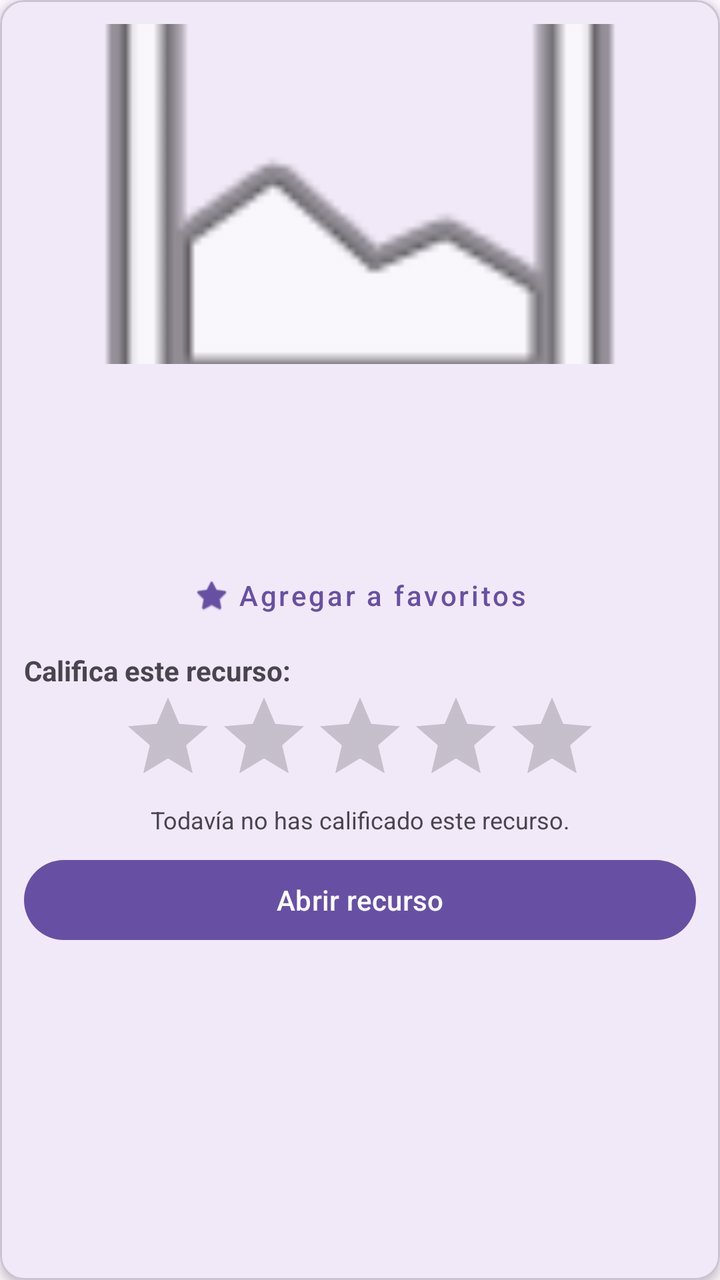
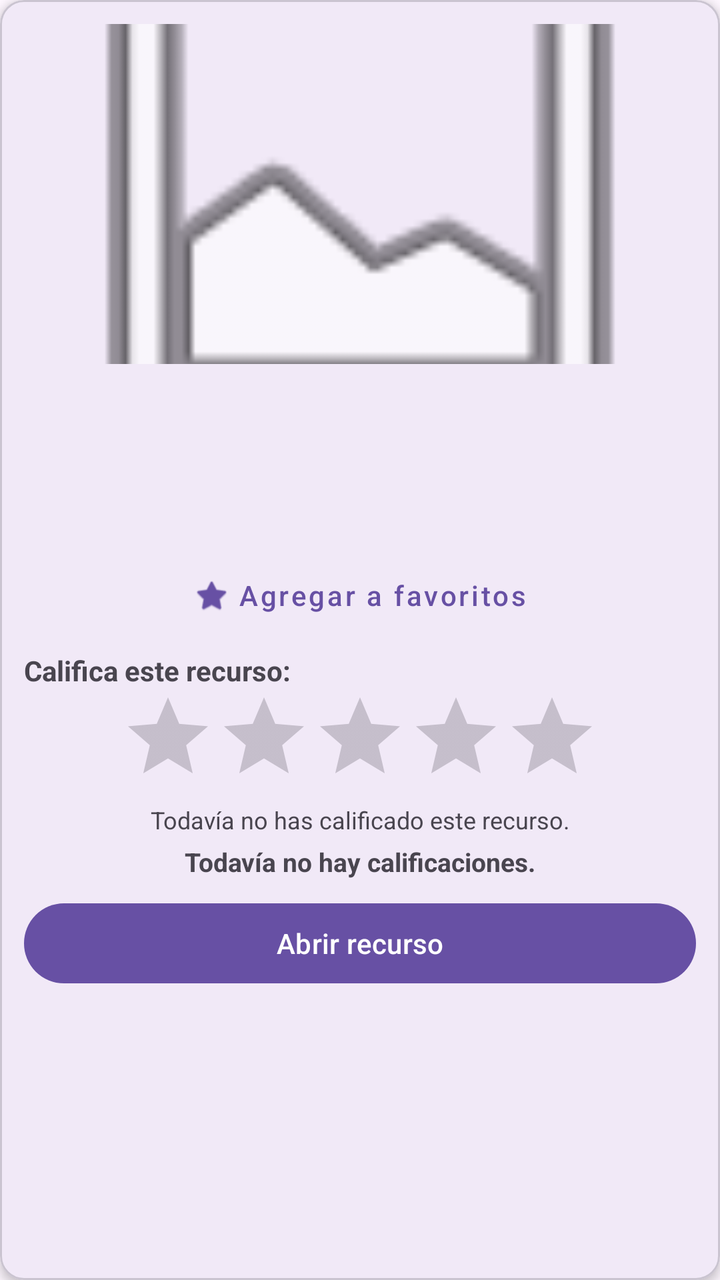

Two renders of the same Android screen: before a commit and after it. Below are the layout's source before the change and the commit's diff.
<!-- AndroidManifest.xml: application theme Theme.AprendeApp -->
<!-- res/layout/item_recurso.xml -->
<?xml version="1.0" encoding="utf-8"?>
<com.google.android.material.card.MaterialCardView
    xmlns:android="http://schemas.android.com/apk/res/android"
    xmlns:app="http://schemas.android.com/apk/res-auto"
    android:id="@+id/cardRecurso"
    android:layout_width="match_parent"
    android:layout_height="wrap_content"
    android:layout_marginBottom="12dp"
    app:cardCornerRadius="12dp"
    app:cardElevation="3dp"
    app:strokeWidth="1dp">

    <LinearLayout
        android:layout_width="match_parent"
        android:layout_height="wrap_content"
        android:orientation="vertical"
        android:padding="12dp">

        <ImageView
            android:id="@+id/ivImagen"
            android:layout_width="match_parent"
            android:layout_height="170dp"
            android:contentDescription="@string/resource_image_description"
            android:scaleType="centerCrop"
            android:src="@android:drawable/ic_menu_gallery" />

        <TextView
            android:id="@+id/tvTitulo"
            android:layout_width="match_parent"
            android:layout_height="wrap_content"
            android:layout_marginTop="12dp"
            android:textAppearance="?attr/textAppearanceTitleMedium"
            android:textStyle="bold" />

        <TextView
            android:id="@+id/tvTipo"
            android:layout_width="match_parent"
            android:layout_height="wrap_content"
            android:layout_marginTop="4dp"
            android:textColor="?attr/colorPrimary"
            android:textSize="14sp" />

        <TextView
            android:id="@+id/tvDescripcion"
            android:layout_width="match_parent"
            android:layout_height="wrap_content"
            android:layout_marginTop="8dp"
            android:textSize="14sp" />

        
        <com.google.android.material.button.MaterialButton
            android:id="@+id/btnFavorito"
            style="@style/Widget.MaterialComponents.Button.TextButton"
            android:layout_width="match_parent"
            android:layout_height="wrap_content"
            android:layout_marginTop="8dp"
            android:minHeight="48dp"
            android:text="@string/favorite_add"
            android:textAllCaps="false"
            app:icon="@android:drawable/btn_star_big_off"
            app:iconGravity="textStart"
            app:iconTint="?attr/colorPrimary" />

        
        <TextView
            android:layout_width="match_parent"
            android:layout_height="wrap_content"
            android:layout_marginTop="4dp"
            android:text="@string/rating_label"
            android:textStyle="bold"
            android:textSize="14sp" />

        <RatingBar
            android:id="@+id/rbCalificacion"
            style="?android:attr/ratingBarStyle"
            android:layout_width="wrap_content"
            android:layout_height="wrap_content"
            android:layout_gravity="center_horizontal"
            android:isIndicator="false"
            android:numStars="5"
            android:rating="0"
            android:stepSize="1" />

        <TextView
            android:id="@+id/tvCalificacion"
            android:layout_width="match_parent"
            android:layout_height="wrap_content"
            android:gravity="center"
            android:text="@string/rating_not_rated"
            android:textSize="12sp" />

        
        <com.google.android.material.button.MaterialButton
            android:id="@+id/btnEnlace"
            android:layout_width="match_parent"
            android:layout_height="wrap_content"
            android:layout_marginTop="8dp"
            android:text="@string/open_resource" />

    </LinearLayout>

</com.google.android.material.card.MaterialCardView>
<!-- resources referenced by this layout -->
<resources>
  <string name="favorite_add">Agregar a favoritos</string>
  <string name="open_resource">Abrir recurso</string>
  <string name="rating_label">Califica este recurso:</string>
  <string name="rating_not_rated">Todavía no has calificado este recurso.</string>
  <string name="resource_image_description">Imagen del recurso educativo</string>
  <style name="Theme.AprendeApp" parent="Base.Theme.AprendeApp" />
  <style name="Base.Theme.AprendeApp" parent="Theme.Material3.DayNight.NoActionBar">
          
          
      </style>
</resources>

<!-- the commit's change to res/layout/item_recurso.xml (unified diff, before → after) -->
@@ -47,7 +47,6 @@
             android:layout_marginTop="8dp"
             android:textSize="14sp" />
 
-        
         <com.google.android.material.button.MaterialButton
             android:id="@+id/btnFavorito"
             style="@style/Widget.MaterialComponents.Button.TextButton"
@@ -61,7 +60,6 @@
             app:iconGravity="textStart"
             app:iconTint="?attr/colorPrimary" />
 
-        
         <TextView
             android:layout_width="match_parent"
             android:layout_height="wrap_content"
@@ -90,6 +88,16 @@
             android:textSize="12sp" />
 
         
+        <TextView
+            android:id="@+id/tvPromedioCalificacion"
+            android:layout_width="match_parent"
+            android:layout_height="wrap_content"
+            android:layout_marginTop="4dp"
+            android:gravity="center"
+            android:text="@string/rating_no_votes"
+            android:textStyle="bold"
+            android:textSize="13sp" />
+
         <com.google.android.material.button.MaterialButton
             android:id="@+id/btnEnlace"
             android:layout_width="match_parent"
<!-- resource entries referenced after the edit -->
@@ -3,6 +3,7 @@
   <string name="favorite_add">Agregar a favoritos</string>
   <string name="open_resource">Abrir recurso</string>
   <string name="rating_label">Califica este recurso:</string>
+  <string name="rating_no_votes">Todavía no hay calificaciones.</string>
   <string name="rating_not_rated">Todavía no has calificado este recurso.</string>
   <string name="resource_image_description">Imagen del recurso educativo</string>
   <style name="Theme.AprendeApp" parent="Base.Theme.AprendeApp" />
